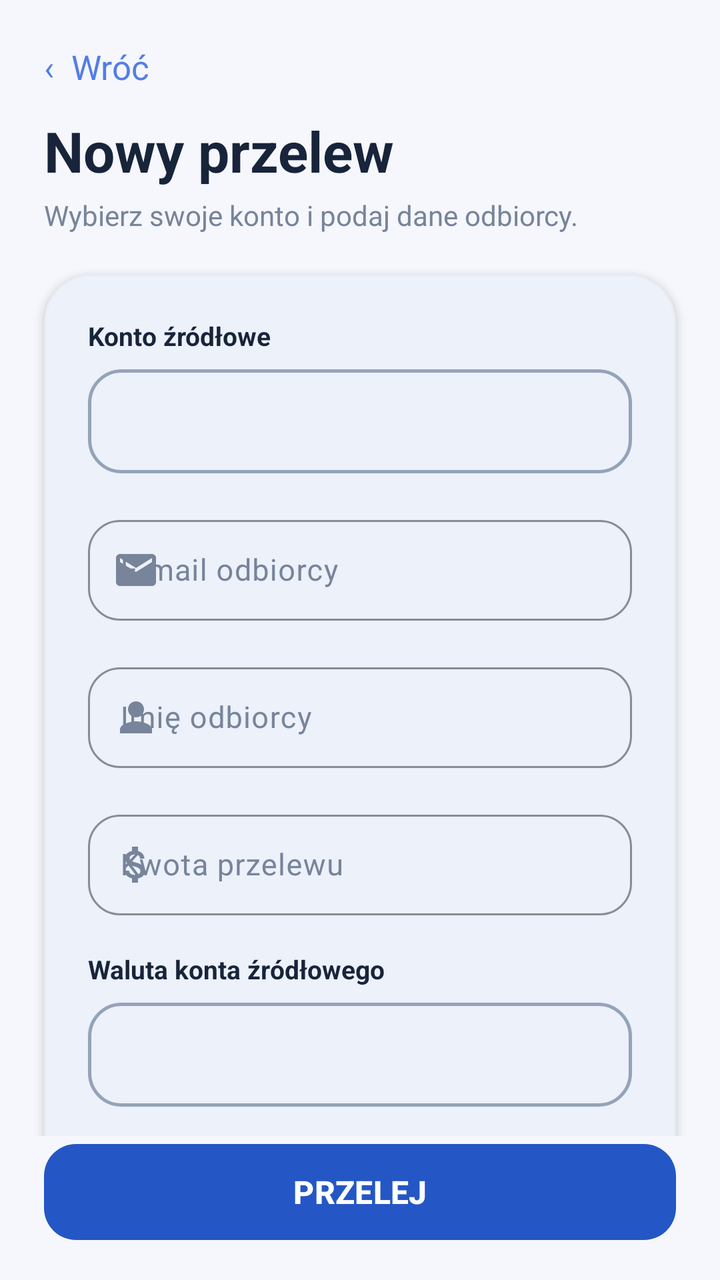
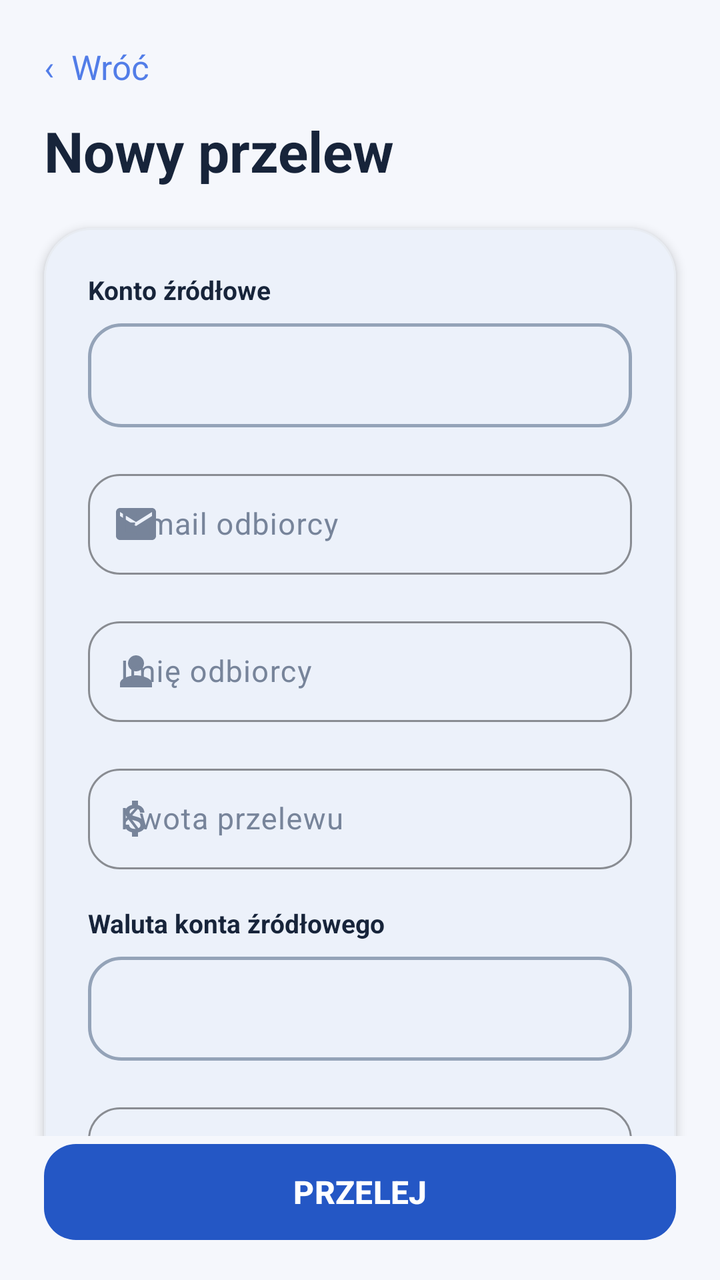

An Android layout rendered at two revisions. The XML below is the earlier revision; the diff shows what the commit changed to produce the second picture.
<!-- AndroidManifest.xml: application theme Theme.Bank3 -->
<!-- res/layout/activity_transfer.xml -->
<?xml version="1.0" encoding="utf-8"?>
<androidx.constraintlayout.widget.ConstraintLayout
    xmlns:android="http://schemas.android.com/apk/res/android"
    xmlns:app="http://schemas.android.com/apk/res-auto"
    xmlns:tools="http://schemas.android.com/tools"
    android:id="@+id/transferRoot"
    android:layout_width="match_parent"
    android:layout_height="match_parent"
    android:background="@color/theme_background"
    tools:context=".ui.home.TransferActivity">

    
    <LinearLayout
        android:id="@+id/transferHeaderContainer"
        android:layout_width="0dp"
        android:layout_height="wrap_content"
        android:orientation="vertical"
        android:paddingStart="22dp"
        android:paddingTop="18dp"
        android:paddingEnd="22dp"
        android:paddingBottom="10dp"
        app:layout_constraintTop_toTopOf="parent"
        app:layout_constraintStart_toStartOf="parent"
        app:layout_constraintEnd_toEndOf="parent">

        <TextView
            android:id="@+id/transferBack"
            android:layout_width="wrap_content"
            android:layout_height="wrap_content"
            android:paddingTop="4dp"
            android:paddingBottom="12dp"
            android:text="‹  Wróć"
            android:textColor="@color/theme_accent"
            android:textSize="17sp"
            android:clickable="true"
            android:focusable="true"
            android:background="?attr/selectableItemBackground" />

        <TextView
            android:id="@+id/transferHeading"
            android:layout_width="match_parent"
            android:layout_height="wrap_content"
            android:text="Nowy przelew"
            android:textColor="@color/theme_text"
            android:textSize="28sp"
            android:textStyle="bold" />

        <TextView
            android:id="@+id/transferSubtitle"
            android:layout_width="match_parent"
            android:layout_height="wrap_content"
            android:layout_marginTop="4dp"
            android:text="Wybierz swoje konto i podaj dane odbiorcy."
            android:textColor="@color/theme_text_secondary"
            android:textSize="14sp" />

    </LinearLayout>

    
    <ScrollView
        android:id="@+id/transferScrollView"
        android:layout_width="0dp"
        android:layout_height="0dp"
        android:fillViewport="true"
        android:clipToPadding="false"
        android:paddingStart="22dp"
        android:paddingEnd="22dp"
        android:paddingBottom="12dp"
        android:scrollbars="none"
        app:layout_constraintTop_toBottomOf="@id/transferHeaderContainer"
        app:layout_constraintBottom_toTopOf="@id/submitTransferButton"
        app:layout_constraintStart_toStartOf="parent"
        app:layout_constraintEnd_toEndOf="parent">

        <com.google.android.material.card.MaterialCardView
            android:id="@+id/transferFormCard"
            android:layout_width="match_parent"
            android:layout_height="wrap_content"
            android:layout_marginTop="10dp"
            android:layout_marginBottom="10dp"
            app:cardBackgroundColor="@color/theme_surface"
            app:cardCornerRadius="24dp"
            app:cardElevation="3dp"
            app:strokeColor="@color/theme_divider"
            app:strokeWidth="1dp">

            <LinearLayout
                android:layout_width="match_parent"
                android:layout_height="wrap_content"
                android:orientation="vertical"
                android:padding="22dp">

                
                <TextView
                    android:id="@+id/sourceAccountLabel"
                    android:layout_width="match_parent"
                    android:layout_height="wrap_content"
                    android:text="Konto źródłowe"
                    android:textColor="@color/theme_text"
                    android:textSize="13sp"
                    android:textStyle="bold" />

                <Spinner
                    android:id="@+id/sourceAccountSpinner"
                    android:layout_width="match_parent"
                    android:layout_height="52dp"
                    android:layout_marginTop="8dp"
                    android:paddingStart="12dp"
                    android:paddingTop="4dp"
                    android:paddingEnd="12dp"
                    android:paddingBottom="4dp"
                    android:background="@drawable/bg_input_rounded"
                    android:enabled="false" />

                
                <com.google.android.material.textfield.TextInputLayout
                    android:id="@+id/layoutDestinationAccount"
                    android:layout_width="match_parent"
                    android:layout_height="wrap_content"
                    android:layout_marginTop="18dp"
                    android:hint="E-mail odbiorcy"
                    android:textColorHint="@color/theme_text_secondary"
                    app:boxBackgroundMode="outline"
                    app:boxCornerRadiusTopStart="16dp"
                    app:boxCornerRadiusTopEnd="16dp"
                    app:boxCornerRadiusBottomStart="16dp"
                    app:boxCornerRadiusBottomEnd="16dp"
                    app:boxStrokeColor="@color/theme_border"
                    app:hintTextColor="@color/theme_text"
                    app:errorTextColor="@color/theme_transaction_negative"
                    app:boxStrokeErrorColor="@color/theme_transaction_negative"
                    app:startIconDrawable="@drawable/ic_email"
                    app:startIconTint="@color/theme_text_secondary"
                    app:errorIconTint="@color/theme_transaction_negative">

                    <com.google.android.material.textfield.TextInputEditText
                        android:id="@+id/destinationAccountInput"
                        android:layout_width="match_parent"
                        android:layout_height="wrap_content"
                        android:inputType="textEmailAddress"
                        android:singleLine="true"
                        android:imeOptions="actionNext"
                        android:textColor="@color/theme_text"
                        android:textColorHint="@color/theme_text_secondary"
                        android:textSize="15sp"
                        android:paddingTop="15dp"
                        android:paddingBottom="15dp" />

                </com.google.android.material.textfield.TextInputLayout>

                
                <com.google.android.material.textfield.TextInputLayout
                    android:id="@+id/layoutRecipientName"
                    android:layout_width="match_parent"
                    android:layout_height="wrap_content"
                    android:layout_marginTop="18dp"
                    android:hint="Imię odbiorcy"
                    android:textColorHint="@color/theme_text_secondary"
                    app:boxBackgroundMode="outline"
                    app:boxCornerRadiusTopStart="16dp"
                    app:boxCornerRadiusTopEnd="16dp"
                    app:boxCornerRadiusBottomStart="16dp"
                    app:boxCornerRadiusBottomEnd="16dp"
                    app:boxStrokeColor="@color/theme_border"
                    app:hintTextColor="@color/theme_text"
                    app:errorTextColor="@color/theme_transaction_negative"
                    app:boxStrokeErrorColor="@color/theme_transaction_negative"
                    app:startIconDrawable="@drawable/ic_person"
                    app:startIconTint="@color/theme_text_secondary"
                    app:errorIconTint="@color/theme_transaction_negative">

                    <com.google.android.material.textfield.TextInputEditText
                        android:id="@+id/recipientNameInput"
                        android:layout_width="match_parent"
                        android:layout_height="wrap_content"
                        android:inputType="textCapWords"
                        android:singleLine="true"
                        android:imeOptions="actionNext"
                        android:textColor="@color/theme_text"
                        android:textColorHint="@color/theme_text_secondary"
                        android:textSize="15sp"
                        android:paddingTop="15dp"
                        android:paddingBottom="15dp" />

                </com.google.android.material.textfield.TextInputLayout>

                
                <com.google.android.material.textfield.TextInputLayout
                    android:id="@+id/layoutAmount"
                    android:layout_width="match_parent"
                    android:layout_height="wrap_content"
                    android:layout_marginTop="18dp"
                    android:hint="Kwota przelewu"
                    android:textColorHint="@color/theme_text_secondary"
                    app:boxBackgroundMode="outline"
                    app:boxCornerRadiusTopStart="16dp"
                    app:boxCornerRadiusTopEnd="16dp"
                    app:boxCornerRadiusBottomStart="16dp"
                    app:boxCornerRadiusBottomEnd="16dp"
                    app:boxStrokeColor="@color/theme_border"
                    app:hintTextColor="@color/theme_text"
                    app:errorTextColor="@color/theme_transaction_negative"
                    app:boxStrokeErrorColor="@color/theme_transaction_negative"
                    app:startIconDrawable="@drawable/ic_kwota"
                    app:startIconTint="@color/theme_text_secondary"
                    app:errorIconTint="@color/theme_transaction_negative">

                    <com.google.android.material.textfield.TextInputEditText
                        android:id="@+id/amountInput"
                        android:layout_width="match_parent"
                        android:layout_height="wrap_content"
                        android:inputType="numberDecimal"
                        android:singleLine="true"
                        android:imeOptions="actionNext"
                        android:textColor="@color/theme_text"
                        android:textColorHint="@color/theme_text_secondary"
                        android:textSize="15sp"
                        android:paddingTop="15dp"
                        android:paddingBottom="15dp" />

                </com.google.android.material.textfield.TextInputLayout>

                
                <TextView
                    android:id="@+id/currencyLabel"
                    android:layout_width="match_parent"
                    android:layout_height="wrap_content"
                    android:layout_marginTop="18dp"
                    android:text="Waluta konta źródłowego"
                    android:textColor="@color/theme_text"
                    android:textSize="13sp"
                    android:textStyle="bold" />

                <Spinner
                    android:id="@+id/currencySpinner"
                    android:layout_width="match_parent"
                    android:layout_height="52dp"
                    android:layout_marginTop="8dp"
                    android:paddingStart="12dp"
                    android:paddingTop="4dp"
                    android:paddingEnd="12dp"
                    android:paddingBottom="4dp"
                    android:background="@drawable/bg_input_rounded"
                    android:enabled="false" />

                
                <com.google.android.material.textfield.TextInputLayout
                    android:id="@+id/layoutTitle"
                    android:layout_width="match_parent"
                    android:layout_height="wrap_content"
                    android:layout_marginTop="18dp"
                    android:hint="Tytuł przelewu"
                    android:textColorHint="@color/theme_text_secondary"
                    app:boxBackgroundMode="outline"
                    app:boxCornerRadiusTopStart="16dp"
                    app:boxCornerRadiusTopEnd="16dp"
                    app:boxCornerRadiusBottomStart="16dp"
                    app:boxCornerRadiusBottomEnd="16dp"
                    app:boxStrokeColor="@color/theme_border"
                    app:hintTextColor="@color/theme_text"
                    app:errorTextColor="@color/theme_transaction_negative"
                    app:boxStrokeErrorColor="@color/theme_transaction_negative"
                    app:startIconDrawable="@drawable/ic_tytul_przelewu"
                    app:startIconTint="@color/theme_text_secondary"
                    app:errorIconTint="@color/theme_transaction_negative">

                    <com.google.android.material.textfield.TextInputEditText
                        android:id="@+id/titleInput"
                        android:layout_width="match_parent"
                        android:layout_height="wrap_content"
                        android:inputType="textCapSentences"
                        android:singleLine="true"
                        android:imeOptions="actionDone"
                        android:textColor="@color/theme_text"
                        android:textColorHint="@color/theme_text_secondary"
                        android:textSize="15sp"
                        android:paddingTop="15dp"
                        android:paddingBottom="15dp" />

                </com.google.android.material.textfield.TextInputLayout>

            </LinearLayout>

        </com.google.android.material.card.MaterialCardView>

    </ScrollView>

    
    <com.google.android.material.button.MaterialButton
        android:id="@+id/submitTransferButton"
        android:layout_width="0dp"
        android:layout_height="56dp"
        android:layout_marginStart="22dp"
        android:layout_marginEnd="22dp"
        android:layout_marginTop="10dp"
        android:layout_marginBottom="16dp"
        android:text="PRZELEJ"
        android:textAllCaps="false"
        android:textColor="@color/theme_on_primary"
        android:textSize="16sp"
        android:textStyle="bold"
        app:backgroundTint="@color/theme_primary"
        app:cornerRadius="16dp"
        app:elevation="2dp"
        app:layout_constraintBottom_toBottomOf="parent"
        app:layout_constraintStart_toStartOf="parent"
        app:layout_constraintEnd_toEndOf="parent" />

</androidx.constraintlayout.widget.ConstraintLayout>
<!-- resources referenced by this layout -->
<resources>
  <color name="theme_accent">#527DE8</color>
  <color name="theme_background">#F5F7FC</color>
  <color name="theme_border">#94A3B8</color>
  <color name="theme_divider">#E8ECF2</color>
  <color name="theme_on_primary">#FFFFFF</color>
  <color name="theme_primary">#2457C5</color>
  <color name="theme_surface">#FFFFFF</color>
  <color name="theme_text">#17243A</color>
  <color name="theme_text_secondary">#77849A</color>
  <color name="theme_transaction_negative">#C23A48</color>
  <!-- drawable bg_input_rounded (drawable) -->
  <?xml version="1.0" encoding="utf-8"?>
  <shape xmlns:android="http://schemas.android.com/apk/res/android">
  
      <corners android:radius="16dp" />
  
      <solid android:color="@android:color/transparent" />
  
      <stroke
          android:width="1.5dp"
          android:color="@color/theme_border" />
  
  </shape>
  <!-- drawable ic_email (drawable) -->
  <vector xmlns:android="http://schemas.android.com/apk/res/android" android:height="24dp" android:tint="#000000" android:viewportHeight="24" android:viewportWidth="24" android:width="24dp">
        
      <path android:fillColor="@android:color/white" android:pathData="M20,4L4,4c-1.1,0 -1.99,0.9 -1.99,2L2,18c0,1.1 0.9,2 2,2h16c1.1,0 2,-0.9 2,-2L22,6c0,-1.1 -0.9,-2 -2,-2zM20,8l-8,5 -8,-5L4,6l8,5 8,-5v2z"/>
      
  </vector>
  <!-- drawable ic_kwota (drawable) -->
  <vector xmlns:android="http://schemas.android.com/apk/res/android" android:height="24dp" android:tint="#000000" android:viewportHeight="24" android:viewportWidth="24" android:width="24dp">
        
      <path android:fillColor="@android:color/white" android:pathData="M11.8,10.9c-2.27,-0.59 -3,-1.2 -3,-2.15 0,-1.09 1.01,-1.85 2.7,-1.85 1.78,0 2.44,0.85 2.5,2.1h2.21c-0.07,-1.72 -1.12,-3.3 -3.21,-3.81V3h-3v2.16c-1.94,0.42 -3.5,1.68 -3.5,3.61 0,2.31 1.91,3.46 4.7,4.13 2.5,0.6 3,1.48 3,2.41 0,0.69 -0.49,1.79 -2.7,1.79 -2.06,0 -2.87,-0.92 -2.98,-2.1h-2.2c0.12,2.19 1.76,3.42 3.68,3.83V21h3v-2.15c1.95,-0.37 3.5,-1.5 3.5,-3.55 0,-2.84 -2.43,-3.81 -4.7,-4.4z"/>
      
  </vector>
  <!-- drawable ic_person (drawable) -->
  <vector xmlns:android="http://schemas.android.com/apk/res/android" android:height="24dp" android:tint="#000000" android:viewportHeight="24" android:viewportWidth="24" android:width="24dp">
        
      <path android:fillColor="@android:color/white" android:pathData="M12,12c2.21,0 4,-1.79 4,-4s-1.79,-4 -4,-4 -4,1.79 -4,4 1.79,4 4,4zM12,14c-2.67,0 -8,1.34 -8,4v2h16v-2c0,-2.66 -5.33,-4 -8,-4z"/>
      
  </vector>
  <!-- drawable ic_tytul_przelewu (drawable) -->
  <vector xmlns:android="http://schemas.android.com/apk/res/android" android:height="24dp" android:tint="#000000" android:viewportHeight="24" android:viewportWidth="24" android:width="24dp">
        
      <path android:fillColor="@android:color/white" android:pathData="M20,2L4,2c-1.1,0 -1.99,0.9 -1.99,2L2,22l4,-4h14c1.1,0 2,-0.9 2,-2L22,4c0,-1.1 -0.9,-2 -2,-2zM9,11L7,11L7,9h2v2zM13,11h-2L11,9h2v2zM17,11h-2L15,9h2v2z"/>
      
  </vector>
  <style name="Theme.Bank3" parent="Base.Theme.Bank3" />
  <style name="Base.Theme.Bank3" parent="Theme.Material3.Light.NoActionBar">
  
          <item name="colorPrimary">@color/theme_primary</item>
          <item name="colorOnPrimary">@color/theme_on_primary</item>
  
          <item name="colorSecondary">@color/theme_accent</item>
          <item name="colorOnSecondary">@color/theme_on_primary</item>
  
          <item name="android:colorBackground">@color/theme_background</item>
          <item name="colorSurface">@color/theme_surface</item>
          <item name="colorOnSurface">@color/theme_text</item>
  
          <item name="android:statusBarColor">@color/theme_background</item>
          <item name="android:navigationBarColor">@color/theme_background</item>
  
          <item name="android:windowLightStatusBar">true</item>
          <item name="android:windowLightNavigationBar">true</item>
      </style>
</resources>

<!-- the commit's change to res/layout/activity_transfer.xml (unified diff, before → after) -->
@@ -44,15 +44,6 @@
             android:textColor="@color/theme_text"
             android:textSize="28sp"
             android:textStyle="bold" />
-
-        <TextView
-            android:id="@+id/transferSubtitle"
-            android:layout_width="match_parent"
-            android:layout_height="wrap_content"
-            android:layout_marginTop="4dp"
-            android:text="Wybierz swoje konto i podaj dane odbiorcy."
-            android:textColor="@color/theme_text_secondary"
-            android:textSize="14sp" />
 
     </LinearLayout>
 
